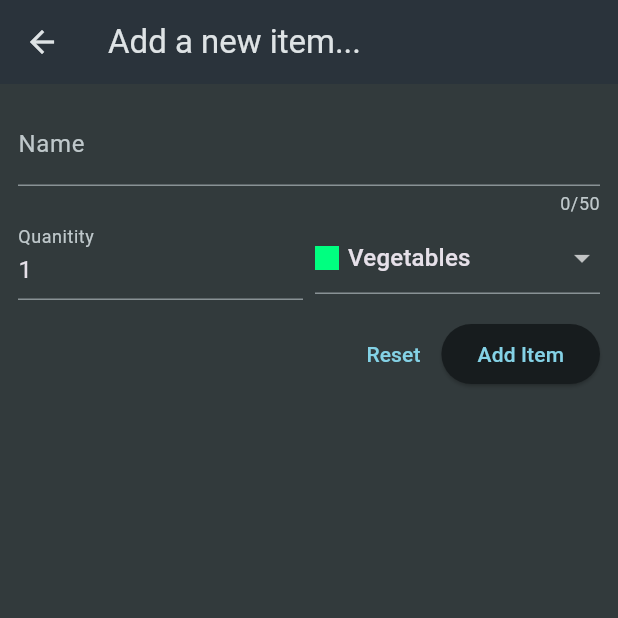
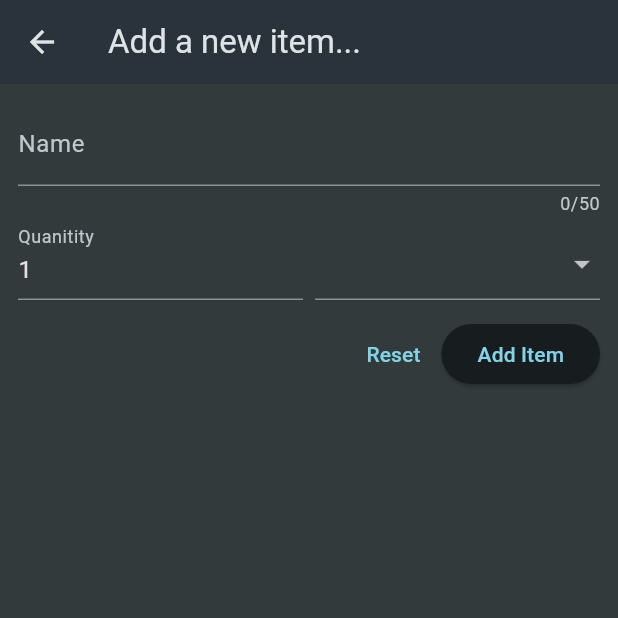
Before and after one commit to IdkBored-d/shopping_list_fa2025, a Flutter app: the NewItem screen opened directly, on a phone screen of 412 x 824 dp, the top half of it. Run offline on Flutter 3.47's test engine with Material 3 defaults, Android fonts, the phone set to English and light mode, and no system bars.

Commit message:
Fixed functioning of opening additem

```diff
--- a/lib/widgets/grocery_list.dart
+++ b/lib/widgets/grocery_list.dart
@@ -23,7 +23,7 @@
         title: const Text("Your Groceries"),
           actions: [
           IconButton(
-            onPressed: (){},
+            onPressed: _addItem,
             icon: Icon(Icons.add_box)
             )
         ],
@@ -33,7 +33,7 @@
         itemBuilder: (ctx, index)=>ListTile(
           leading: Container(
             width: 24,
-            height:24,
+            height: 24,
             color: groceryItems[index].category.color,
           ),
           title: Text(groceryItems[index].name),
--- a/lib/widgets/new_item.dart
+++ b/lib/widgets/new_item.dart
@@ -16,7 +16,8 @@
       appBar: AppBar(
         title: Text("Add a new item..."),
       ),
-      body: Padding(padding: EdgeInsets.all(12),
+      body: Padding(
+        padding: EdgeInsets.all(12),
       child: Form(
         child: Column( children: [
           TextFormField(
@@ -37,8 +38,7 @@
             ),
             Row(
               crossAxisAlignment: CrossAxisAlignment.end,
-            ),
-                Row(children: [
+              children: [
                 Expanded(
                   child: TextFormField(
                     decoration: InputDecoration(
@@ -49,7 +49,7 @@
                       if(value==null ||
                    value.isEmpty ||
                    int.tryParse(value) == null ||
-                   int.tryParse(value)! <= 0){
+                   int.tryParse(value)!<= 0){
                   return "Must have a name between 2 and 50 characters long!";
                 }
                 else{
@@ -62,7 +62,9 @@
                 Expanded(
                   child: DropdownButtonFormField(items: [
                     for(final category in categories.entries)
-                    DropdownMenuItem(child: Row(children: [
+                    DropdownMenuItem(
+                      value: category.value,
+                      child: Row(children: [
                       Container(
                         width: 16,
                         height: 16,
```
